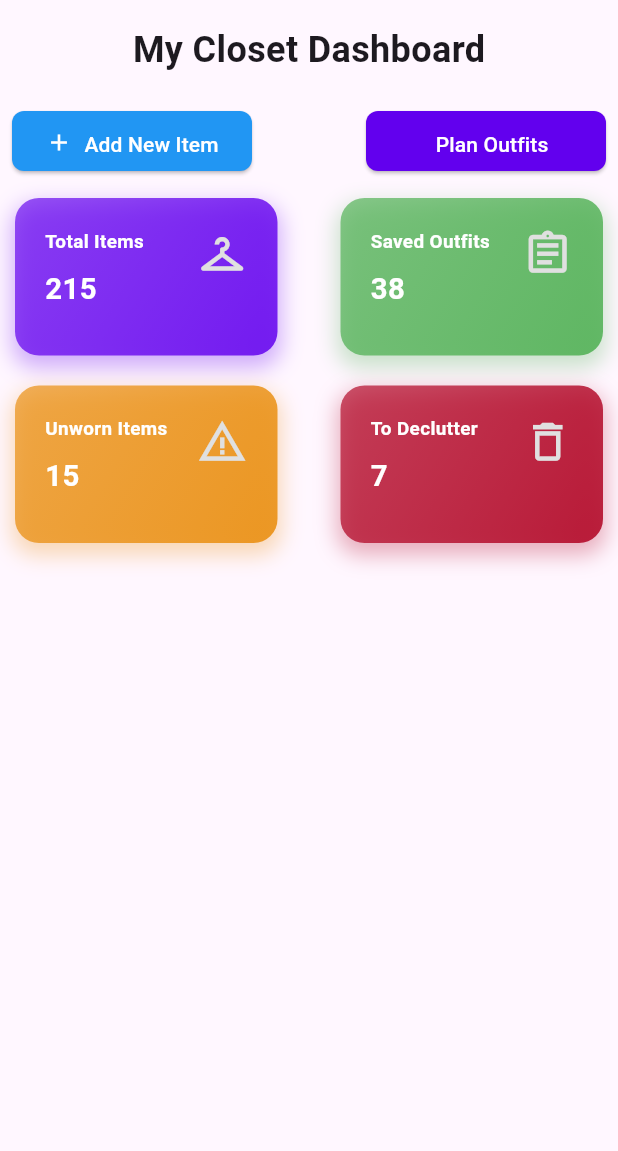
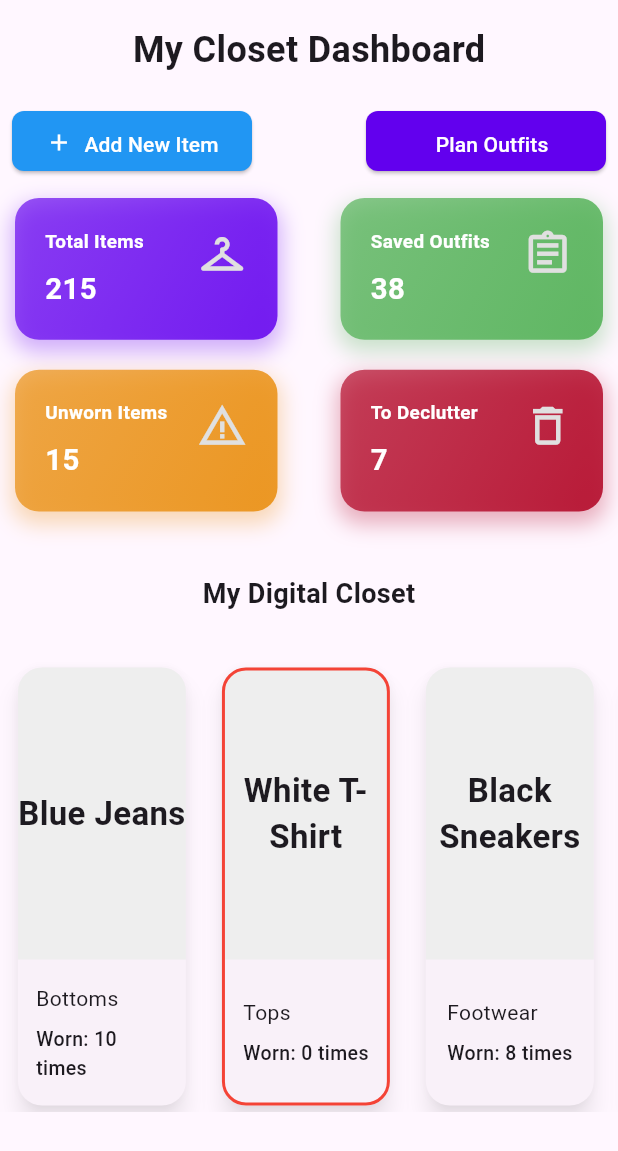
Before and after one commit to kehakinx/Software_Dev_JNBK, a Flutter app: the screen it shows after launch, on a phone screen of 412 x 824 dp. Shown: the top 1151 px of the screen. Run offline on Flutter 3.47's test engine with Material 3 defaults, Android fonts, the phone set to English and light mode, and no system bars; our stand-ins replace cloud_firestore, firebase_auth, firebase_core, firebase_storage, go_router, image_picker and 1 more; accounts and stored records are empty.

Commit message:
More modules for the dashboard

```diff
--- /dev/null
+++ b/closetinventory/lib/controllers/navigation/customscroll_behavior.dart
@@ -0,0 +1,22 @@
+import 'package:flutter/material.dart';
+import 'package:flutter/gestures.dart';
+
+class CustomscrollBehavior extends MaterialScrollBehavior {
+  @override
+  Set<PointerDeviceKind> get dragDevices {
+    return {
+      PointerDeviceKind.touch,
+      PointerDeviceKind.mouse,
+      PointerDeviceKind.trackpad,
+    };
+  }
+
+  @override
+  Widget buildViewportChrome(
+    BuildContext context,
+    Widget child,
+    AxisDirection axisDirection,
+  ) {
+    return child;
+  }
+}
--- a/closetinventory/lib/controllers/utilities/constants.dart
+++ b/closetinventory/lib/controllers/utilities/constants.dart
@@ -1,4 +1,7 @@
+import 'dart:convert';
+
 import 'package:flutter/material.dart';
+import 'package:flutter/services.dart';
 
 class CONSTANTS {
   // COMMON APP VALUES
@@ -84,6 +87,7 @@ class CONSTANTS {
   static const String viewWearLogTextEn = 'View Wear Log';
   static const String viewDeclutterTextEn = 'View Declutter';
   static const String dashboardClosetTextEn = 'My Closet Dashboard';
+  static const String dashboardDigitalClosetTextEn = 'My Digital Closet';
   // SPANISH
   static const String welcomeTextEs = 'Bienvenido a Closet Inventory';
   static const String loginTextEs = 'Iniciar sesión';
@@ -103,6 +107,7 @@ class CONSTANTS {
   static const String viewWearLogTextEs = 'Ver registro de uso';
   static const String viewDeclutterTextEs = 'Ver decluttering';
   static const String dashboardClosetTextEs = 'Mi panel de control del armario';
+  static const String dashboardDigitalClosetTextEs = 'Mi armario digital';
 
   // COMMON APP LANGUAGE CODES
   static const String enLanguageCode = 'En';
@@ -141,4 +146,18 @@ class CONSTANTS {
   static const String themePreferenceKey = 'theme_preference';
   static const String languagePreferenceKey = 'language_preference';
   static const String isOnboarded = 'is_onboarded';
+
+  // MOCK DATA
+  static const List<Map<String, dynamic>> mockClosetItems = [
+    {'id': '1', 'name': 'Blue Jeans', 'summary': 'Bottoms', 'timesWorn': 10},
+    {'id': '2', 'name': 'White T-Shirt', 'summary': 'Tops', 'timesWorn': 0},
+    {
+      'id': '3',
+      'name': 'Black Sneakers',
+      'summary': 'Footwear',
+      'timesWorn': 8,
+    },
+    {'id': '4', 'name': 'Red Dress', 'summary': 'Dresses', 'timesWorn': 5},
+    {'id': '5', 'name': 'Grey Hoodie', 'summary': 'Outerwear', 'timesWorn': 12},
+  ];
 }
--- a/closetinventory/lib/controllers/utilities/platform_service.dart
+++ b/closetinventory/lib/controllers/utilities/platform_service.dart
@@ -1,5 +1,3 @@
-import 'dart:io' show Platform;
-
 class PlatformService {
   PlatformService._privateConstructor();
 
--- a/closetinventory/lib/main.dart
+++ b/closetinventory/lib/main.dart
@@ -1,5 +1,6 @@
 import 'dart:ui';
 
+import 'package:closetinventory/controllers/navigation/customscroll_behavior.dart';
 import 'package:closetinventory/controllers/navigation/page_router.dart';
 import 'package:closetinventory/controllers/utilities/theme_provider.dart';
 import 'package:closetinventory/firebase_options.dart';
@@ -43,6 +44,7 @@
       theme: themeProvider.lightTheme,
       darkTheme: themeProvider.darkTheme,
       routerConfig: router,
+      scrollBehavior: CustomscrollBehavior(),
     );
   }
 }
--- a/closetinventory/lib/views/home_page.dart
+++ b/closetinventory/lib/views/home_page.dart
@@ -3,6 +3,7 @@ import 'package:closetinventory/controllers/utilities/constants.dart';
 import 'package:closetinventory/controllers/utilities/platform_service.dart';
 import 'package:closetinventory/views/modules/button_module.dart';
 import 'package:closetinventory/views/modules/dashcard_module.dart';
+import 'package:closetinventory/views/modules/closetitemcard_module.dart';
 import 'package:flutter/material.dart';
 
 // Dummy DashCardModule widget for demonstration
@@ -86,37 +87,41 @@ class _HomePageState extends State<HomePage> {
                     ],
                   ),
             _platformService.isWeb
-                ? Row(
+                ? Column(
+                    children: [
+                      Row(
                         mainAxisAlignment: MainAxisAlignment.spaceBetween,
                         crossAxisAlignment: CrossAxisAlignment.center,
                         children: [
                           DashCard(
                             title: "Total Items",
-                        icon: Icons.checkroom, // Plus icon
+                            icon: Icons.checkroom,
                             number: 215,
                             color: CONSTANTS.primaryButtonColor,
                             link: CONSTANTS.splashPage,
                           ),
                           DashCard(
                             title: "Saved Outfits",
-                        icon: Icons.assignment_outlined, // Plus icon
+                            icon: Icons.assignment_outlined,
                             number: 38,
                             color: CONSTANTS.successColor,
                             link: CONSTANTS.homePage,
                           ),
                           DashCard(
                             title: "Unworn Items",
-                        icon: Icons.warning_amber, // Plus icon
+                            icon: Icons.warning_amber,
                             number: 15,
                             color: CONSTANTS.warningColor,
                             link: CONSTANTS.homePage,
                           ),
                           DashCard(
                             title: "To Declutter",
-                        icon: Icons.delete_outline, // Plus icon
+                            icon: Icons.delete_outline,
                             number: 7,
                             color: CONSTANTS.errorColor,
                             link: CONSTANTS.homePage,
+                          ),
+                        ],
                       ),
                     ],
                   )
@@ -168,6 +173,40 @@ class _HomePageState extends State<HomePage> {
                       ),
                     ],
                   ),
+            const SizedBox(height: 16),
+            Padding(
+              padding: const EdgeInsets.all(16.0),
+              child: Text(
+                CONSTANTS.dashboardDigitalClosetTextEn,
+                style: TextStyle(
+                  fontSize: _platformService.isWeb ? 36 : 18,
+                  fontWeight: FontWeight.bold,
+                ),
+              ),
+            ),
+            const SizedBox(height: 16),
+            SizedBox(
+              width: double.infinity,
+              height: 300,
+              child: PageView.builder(
+                padEnds: false,
+                controller: PageController(viewportFraction: .33),
+                itemCount: CONSTANTS
+                    .mockClosetItems
+                    .length, // Replace with your item count
+                itemBuilder: (context, index) {
+                  final item = CONSTANTS.mockClosetItems[index];
+                  return Padding(
+                    padding: const EdgeInsets.symmetric(horizontal: 8.0),
+                    child: ClosetItemCard(
+                      name: item.entries.elementAt(1).value,
+                      summary: item.entries.elementAt(2).value,
+                      timesWorn: item.entries.elementAt(3).value,
+                    ),
+                  );
+                },
+              ),
+            ),
           ],
         ),
       ),
--- a/closetinventory/lib/views/modules/button_module.dart
+++ b/closetinventory/lib/views/modules/button_module.dart
@@ -11,7 +11,7 @@ class CustomButtonModule extends StatelessWidget {
   final double ratio;
 
   const CustomButtonModule({
-    Key? key,
+    super.key,
     this.icon,
     required this.title,
     required this.color,
@@ -19,7 +19,7 @@ class CustomButtonModule extends StatelessWidget {
     this.height = 50,
     this.width = 200,
     this.ratio = 1,
-  }) : super(key: key);
+  });
 
   @override
   Widget build(BuildContext context) {
--- /dev/null
+++ b/closetinventory/lib/views/modules/closetitemcard_module.dart
@@ -0,0 +1,102 @@
+import 'package:flutter/material.dart';
+
+class ClosetItemCard extends StatelessWidget {
+  final String name;
+  final String? imageUrl;
+  final String summary;
+  final int timesWorn;
+  final bool isPlannedForDonation;
+
+  const ClosetItemCard({
+    super.key,
+    required this.name,
+    this.imageUrl,
+    required this.summary,
+    required this.timesWorn,
+    this.isPlannedForDonation = false,
+  });
+
+  @override
+  Widget build(BuildContext context) {
+    Color borderColor;
+    if (timesWorn == 0) {
+      borderColor = Colors.red;
+    } else if (isPlannedForDonation) {
+      borderColor = Colors.orange;
+    } else {
+      borderColor = Colors.transparent;
+    }
+
+    return Card(
+      elevation: 6,
+      shape: RoundedRectangleBorder(
+        borderRadius: BorderRadius.circular(16),
+        side: BorderSide(color: borderColor, width: 2),
+      ),
+      shadowColor: Colors.black45,
+      child: Container(
+        height: 300,
+        width: 180,
+        child: Column(
+          children: [
+            Expanded(
+              flex: 2,
+              child: Container(
+                width: double.infinity,
+                decoration: BoxDecoration(
+                  borderRadius: const BorderRadius.vertical(
+                    top: Radius.circular(16),
+                  ),
+                  color: Colors.grey[200],
+                  image: imageUrl != null
+                      ? DecorationImage(
+                          image: NetworkImage(imageUrl!),
+                          fit: BoxFit.cover,
+                        )
+                      : null,
+                ),
+                alignment: Alignment.center,
+                child: imageUrl == null
+                    ? Text(
+                        name,
+                        style: const TextStyle(
+                          fontSize: 22,
+                          fontWeight: FontWeight.bold,
+                        ),
+                        textAlign: TextAlign.center,
+                      )
+                    : null,
+              ),
+            ),
+            Expanded(
+              flex: 1,
+              child: Padding(
+                padding: const EdgeInsets.all(12.0),
+                child: Column(
+                  mainAxisAlignment: MainAxisAlignment.center,
+                  crossAxisAlignment: CrossAxisAlignment.start,
+                  children: [
+                    Text(
+                      summary,
+                      style: const TextStyle(fontSize: 14),
+                      maxLines: 2,
+                      overflow: TextOverflow.ellipsis,
+                    ),
+                    const SizedBox(height: 8),
+                    Text(
+                      'Worn: $timesWorn times',
+                      style: const TextStyle(
+                        fontSize: 13,
+                        fontWeight: FontWeight.w500,
+                      ),
+                    ),
+                  ],
+                ),
+              ),
+            ),
+          ],
+        ),
+      ),
+    );
+  }
+}
--- a/closetinventory/lib/views/modules/dashcard_module.dart
+++ b/closetinventory/lib/views/modules/dashcard_module.dart
@@ -19,7 +19,7 @@ class DashCard extends StatelessWidget {
     required this.number,
     required this.color,
     required this.link,
-    this.height = 150,
+    this.height = 135,
     this.width = 250,
     this.ratio = 1,
     this.onTap,
```
Lines whose indentation alone changed are shown as unchanged.
